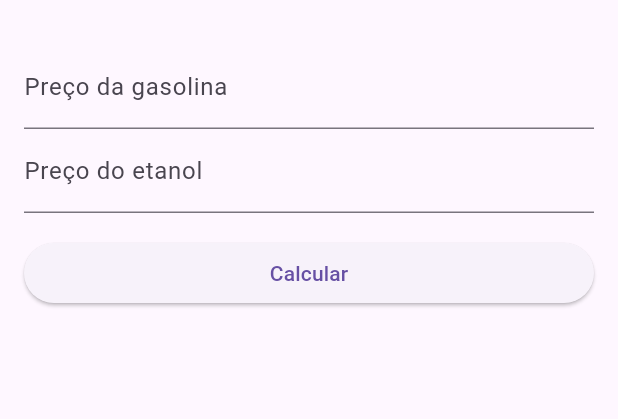
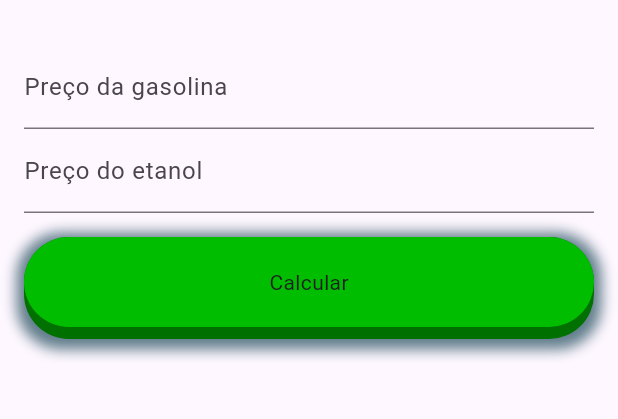
Before and after one commit to Dom-Luiz-III/econol, a Flutter app: the screen it shows after launch, on a phone screen of 412 x 824 dp, the part 63-482 px from its top. Run offline on Flutter 3.47's test engine with Material 3 defaults, Android fonts, the light colour scheme and no system bars.

Commit message:
primeira versão do botão

```diff
--- /dev/null
+++ b/lib/core/button_animation.dart
@@ -0,0 +1,186 @@
+import 'package:flutter/material.dart';
+
+abstract class AnimationControllerState<T extends StatefulWidget>
+    extends State<T> with SingleTickerProviderStateMixin {
+  AnimationControllerState(this.animationDuration);
+  final Duration animationDuration;
+  late final AnimationController animationController;
+
+  @override
+  void initState() {
+    super.initState();
+    animationController =
+        AnimationController(vsync: this, duration: animationDuration);
+  }
+
+  @override
+  void dispose() {
+    animationController.dispose();
+    super.dispose();
+  }
+}
+
+/// A widget to show a "3D" pushable button
+class PushableButton extends StatefulWidget {
+  const PushableButton({
+    Key? key,
+    this.child,
+    required this.hslColor,
+    required this.height,
+    this.elevation = 8.0,
+    this.shadow,
+    this.onPressed,
+  })  : assert(height > 0),
+        super(key: key);
+
+  /// child widget (normally a Text or Icon)
+  final Widget? child;
+
+  /// Color of the top layer
+  /// The color of the bottom layer is derived by decreasing the luminosity by 0.15
+  final HSLColor hslColor;
+
+  /// height of the top layer
+  final double height;
+
+  /// elevation or "gap" between the top and bottom layer
+  final double elevation;
+
+  /// An optional shadow to make the button look better
+  /// This is added to the bottom layer only
+  final BoxShadow? shadow;
+
+  /// button pressed callback
+  final VoidCallback? onPressed;
+
+  @override
+  // ignore: library_private_types_in_public_api
+  _PushableButtonState createState() =>
+      // ignore: no_logic_in_create_state
+      _PushableButtonState(const Duration(milliseconds: 50));
+}
+
+class _PushableButtonState extends AnimationControllerState<PushableButton> {
+  _PushableButtonState(Duration duration) : super(duration);
+
+  bool _isDragInProgress = false;
+  Offset _gestureLocation = Offset.zero;
+
+  void _handleTapDown(TapDownDetails details) {
+    _gestureLocation = details.localPosition;
+    animationController.forward();
+  }
+
+  void _handleTapUp(TapUpDetails details) {
+    animationController.reverse();
+    widget.onPressed?.call();
+  }
+
+  void _handleTapCancel() {
+    Future.delayed(const Duration(milliseconds: 50), () {
+      if (!_isDragInProgress && mounted) {
+        animationController.reverse();
+      }
+    });
+  }
+
+  void _handleDragStart(DragStartDetails details) {
+    _gestureLocation = details.localPosition;
+    _isDragInProgress = true;
+    animationController.forward();
+  }
+
+  void _handleDragEnd(Size buttonSize) {
+    //print('drag end (in progress: $_isDragInProgress)');
+    if (_isDragInProgress) {
+      _isDragInProgress = false;
+      animationController.reverse();
+    }
+    if (_gestureLocation.dx >= 0 &&
+        _gestureLocation.dy < buttonSize.width &&
+        _gestureLocation.dy >= 0 &&
+        _gestureLocation.dy < buttonSize.height) {
+      widget.onPressed?.call();
+    }
+  }
+
+  void _handleDragCancel() {
+    if (_isDragInProgress) {
+      _isDragInProgress = false;
+      animationController.reverse();
+    }
+  }
+
+  void _handleDragUpdate(DragUpdateDetails details) {
+    _gestureLocation = details.localPosition;
+  }
+
+  @override
+  Widget build(BuildContext context) {
+    final totalHeight = widget.height + widget.elevation;
+    return SizedBox(
+      height: totalHeight,
+      child: LayoutBuilder(
+        builder: (context, constraints) {
+          final buttonSize = Size(constraints.maxWidth, constraints.maxHeight);
+          return GestureDetector(
+            onTapDown: _handleTapDown,
+            onTapUp: _handleTapUp,
+            onTapCancel: _handleTapCancel,
+            onHorizontalDragStart: _handleDragStart,
+            onHorizontalDragEnd: (_) => _handleDragEnd(buttonSize),
+            onHorizontalDragCancel: _handleDragCancel,
+            onHorizontalDragUpdate: _handleDragUpdate,
+            onVerticalDragStart: _handleDragStart,
+            onVerticalDragEnd: (_) => _handleDragEnd(buttonSize),
+            onVerticalDragCancel: _handleDragCancel,
+            onVerticalDragUpdate: _handleDragUpdate,
+            child: AnimatedBuilder(
+              animation: animationController,
+              builder: (context, child) {
+                final top = animationController.value * widget.elevation;
+                final hslColor = widget.hslColor;
+                final bottomHslColor =
+                    hslColor.withLightness(hslColor.lightness - 0.15);
+                return Stack(
+                  children: [
+                    // Draw bottom layer first
+                    Positioned(
+                      left: 0,
+                      right: 0,
+                      bottom: 0,
+                      child: Container(
+                        height: totalHeight - top,
+                        decoration: BoxDecoration(
+                          color: bottomHslColor.toColor(),
+                          boxShadow:
+                              widget.shadow != null ? [widget.shadow!] : [],
+                          borderRadius:
+                              BorderRadius.circular(widget.height / 2),
+                        ),
+                      ),
+                    ),
+                    // Then top (pushable) layer
+                    Positioned(
+                      left: 0,
+                      right: 0,
+                      top: top,
+                      child: Container(
+                        height: widget.height,
+                        decoration: ShapeDecoration(
+                          color: hslColor.toColor(),
+                          shape: const StadiumBorder(),
+                        ),
+                        child: Center(child: widget.child),
+                      ),
+                    ),
+                  ],
+                );
+              },
+            ),
+          );
+        },
+      ),
+    );
+  }
+}
--- a/lib/templates/home.dart
+++ b/lib/templates/home.dart
@@ -1,5 +1,6 @@
 import 'package:flutter/material.dart';
 import 'package:econol/core/calculo.dart';
+import 'package:econol/core/button_animation.dart';
 
 class EconomolPage extends StatefulWidget {
   const EconomolPage({required Key? key}) : super(key: key);
@@ -74,7 +75,16 @@ class _EconomolPageState extends State<EconomolPage> {
               onChanged: (_) => _formatarNumero(_etanolController),
             ),
             const SizedBox(height: 16.0),
-            ElevatedButton(
+            PushableButton(
+              height: 60,
+              elevation: 8,
+              hslColor: const HSLColor.fromAHSL(1.0, 120, 1.0, 0.37),
+              shadow: const BoxShadow(
+                color: Colors.blueGrey,
+                spreadRadius: 5,
+                blurRadius: 7,
+                offset: Offset(0, 2),
+              ),
               onPressed: _calcularMelhorOpcao,
               child: const Text('Calcular'),
             ),
@@ -89,3 +99,5 @@ class _EconomolPageState extends State<EconomolPage> {
     );
   }
 }
+
+//test zone
```
